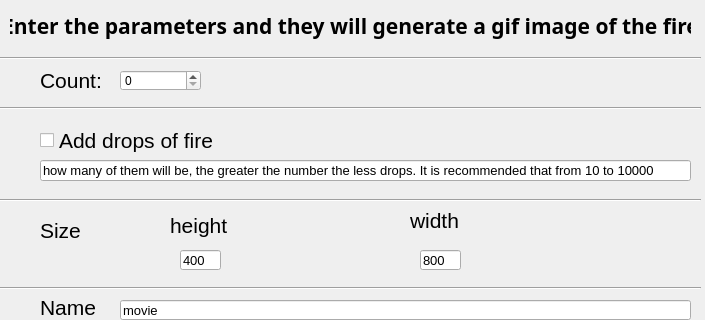
The window that ui_forms/fire_gen.ui (MikhailSK/PyQT5) describes before a commit, drawn with Qt 5; both pictures show x 0 to 705 and y 0 to 320 of the 705 by 460 pixel window.
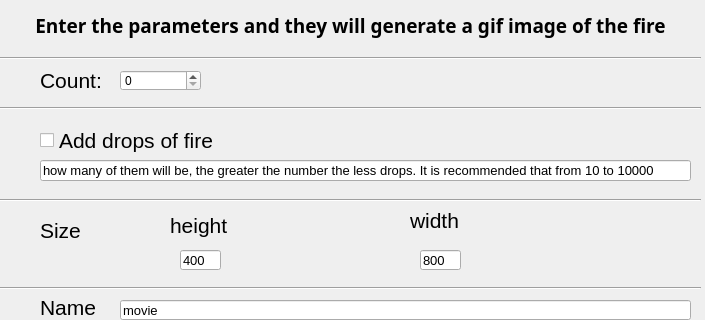
The same window after the commit.

```diff
--- a/ui_forms/fire_gen.ui
+++ b/ui_forms/fire_gen.ui
@@ -17,16 +17,16 @@
    <widget class="QLabel" name="label">
     <property name="geometry">
      <rect>
-      <x>10</x>
+      <x>-10</x>
       <y>10</y>
-      <width>681</width>
+      <width>721</width>
       <height>31</height>
      </rect>
     </property>
     <property name="font">
      <font>
       <family>Yu Gothic UI Semibold</family>
-      <pointsize>16</pointsize>
+      <pointsize>14</pointsize>
       <weight>75</weight>
       <italic>false</italic>
       <bold>true</bold>
```
